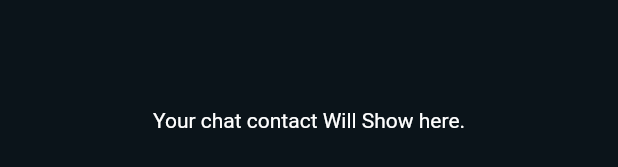
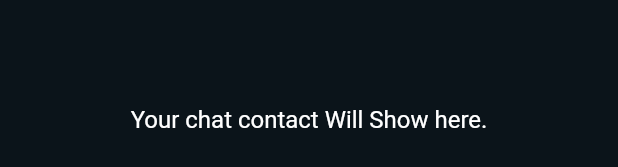
Before and after one commit to sahuyash1103/chatup, a Flutter app: the ChatContactListTab widget shown alone on an empty page, opened directly, on a phone screen of 412 x 824 dp. Shown: the part 498-665 px from the top of the screen. Run offline on Flutter 3.47's test engine with Material 2 defaults, Android fonts, the phone set to English and light mode, and no system bars; our stand-ins replace bloc, cloud_firestore, country_picker, firebase_auth, firebase_core, firebase_storage and 4 more; accounts and stored records are empty; generated files the repository leaves out were written again; network calls fail.

Commit message:
minor fixes

```diff
--- a/lib/chating/views/widgets/chat_list.dart
+++ b/lib/chating/views/widgets/chat_list.dart
@@ -4,6 +4,7 @@ import 'package:chatup/chating/views/widgets/info_message.dart';
 import 'package:chatup/chating/views/widgets/sender_message_card.dart';
 import 'package:chatup/chating/views/widgets/user_message_card.dart';
 import 'package:chatup/common/utils/utils.dart';
+import 'package:chatup/widgets/custom_center_text.dart';
 import 'package:firebase_auth/firebase_auth.dart';
 import 'package:flutter/material.dart';
 import 'package:flutter_bloc/flutter_bloc.dart';
@@ -33,7 +34,9 @@ class _ChatListState extends State<ChatList> {
               .fetchMessages(contactID: widget.recieverUserId),
           builder: (context, snapshot) {
             if (snapshot.data == null) {
-              return const Center(child: Text('Your chats will show here.'));
+              return const CustomCenteredText(
+                text: 'Your chats will show here.',
+              );
             }
             return ListView.builder(
               itemCount: snapshot.data!.length,
--- a/lib/layouts/views/mobile_layout.dart
+++ b/lib/layouts/views/mobile_layout.dart
@@ -63,7 +63,7 @@ class _MobileViewState extends State<MobileView>
                   crossAxisAlignment: CrossAxisAlignment.start,
                   children: [
                     const Text(
-                      'Unreal WhatsApp',
+                      'Chatup',
                       style: TextStyle(
                         fontSize: 20,
                         color: Colors.grey,
--- a/lib/layouts/views/tabs/chat_contact_list_tab.dart
+++ b/lib/layouts/views/tabs/chat_contact_list_tab.dart
@@ -2,6 +2,7 @@ import 'package:chatup/chating/cubit/chat_cubit.dart';
 import 'package:chatup/chating/views/chating_view.dart';
 import 'package:chatup/common/utils/utils.dart';
 import 'package:chatup/var/colors.dart';
+import 'package:chatup/widgets/custom_center_text.dart';
 import 'package:chatup/widgets/custom_circle_avatar.dart';
 import 'package:flutter/material.dart';
 import 'package:flutter_bloc/flutter_bloc.dart';
@@ -84,8 +85,8 @@ class _ChatContactListTabState extends State<ChatContactListTab> {
             },
           );
         } else {
-          return const Center(
-            child: Text('Your chat contact Will Show here.'),
+          return const CustomCenteredText(
+            text: 'Your chat contact Will Show here.',
           );
         }
       },
```
Also changed, not shown: lib/select_contact/views/select_contact.dart (+3 -8 lines), 1 other file.
